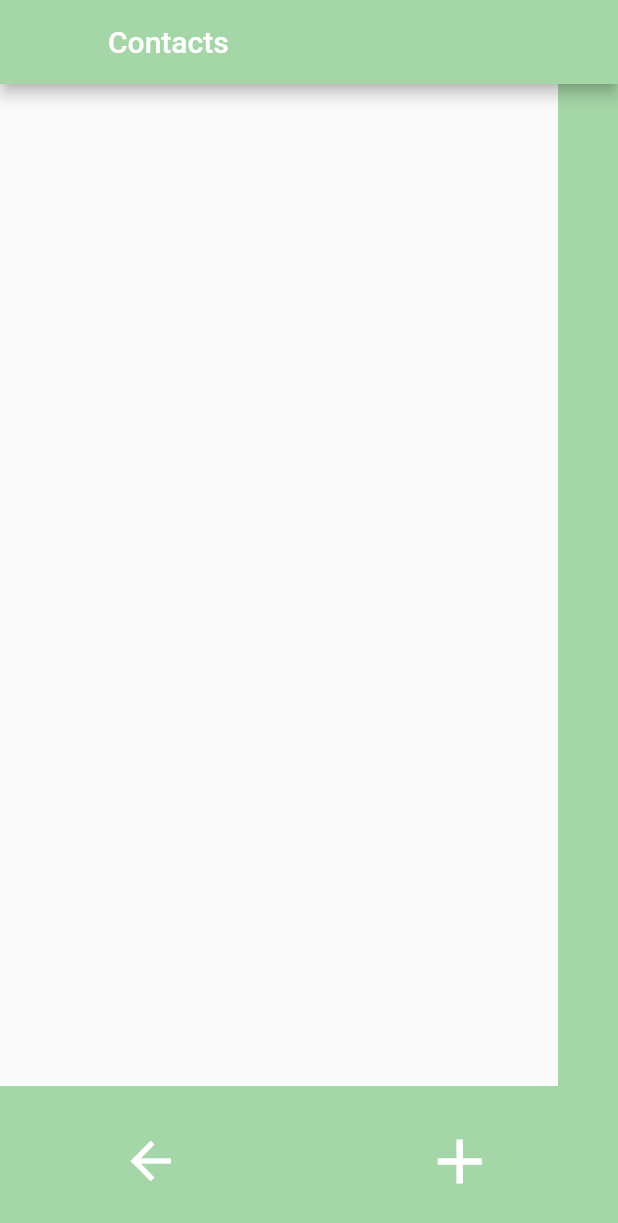
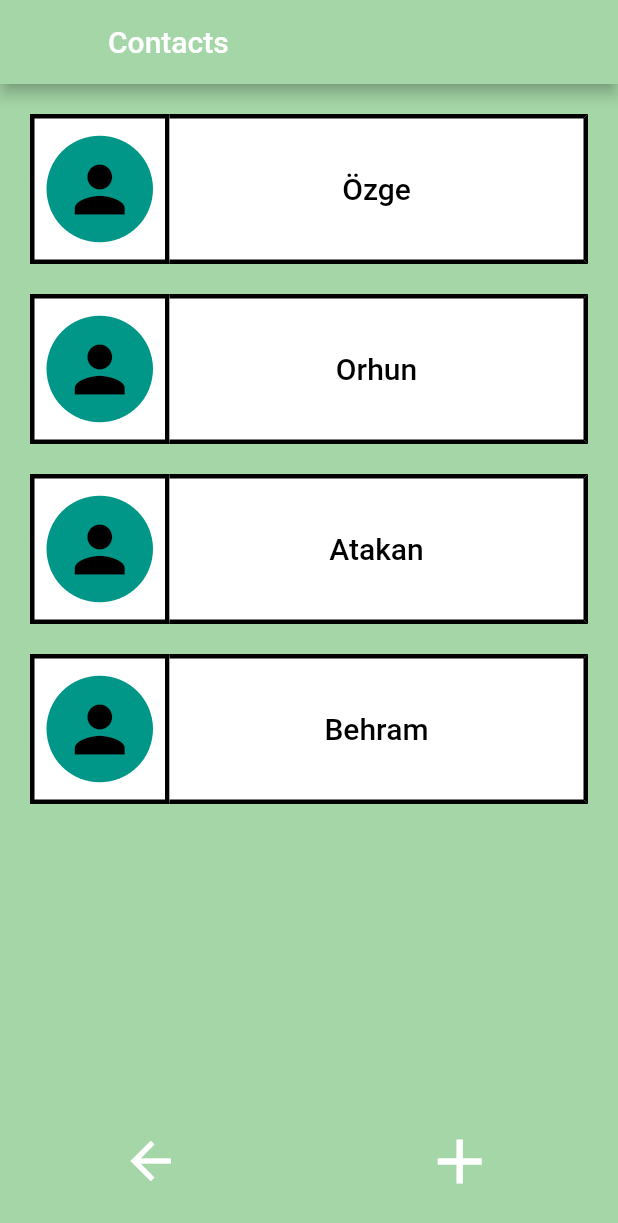
Before and after one commit to Erimsaholut/Ledective, a Flutter app: the screen it shows after launch, item 2 of the bottom bar chosen, on a phone screen of 412 x 824 dp. Shown: the top 1223 px of the screen. Run offline on Flutter 3.47's test engine with Material 2 defaults, Android fonts, the phone set to English and light mode, and no system bars; our stand-ins replace just_audio, shared_preferences, table_calendar; missing offline and left inert: flutter_dialogs, one_clock.

Commit message:
crypt renamed as poltel and storybrain texts update

```diff
--- a/assets/contacts/contacts.json
+++ b/assets/contacts/contacts.json
@@ -16,11 +16,7 @@
       "kod": "C3"
     },
     {
-<<<<<<< HEAD
       "name": "Behram",
-=======
-      "name": "Bartu",
->>>>>>> origin/main
       "number": "0420 420 00 24",
       "kod": "C4"
     }
--- a/lib/StartScreen.dart
+++ b/lib/StartScreen.dart
@@ -49,9 +49,9 @@ class _StartScreenState extends State<StartScreen> {
                           SizedBox(
                             height: sizedBoxHeight,
                           ),
-                          Row(
+                          const Row(
                             mainAxisAlignment: MainAxisAlignment.spaceEvenly,
-                            children: const [
+                            children: [
                               AppWidget(
                                   title: "Mail",
                                   iconData: Icons.mail,
@@ -69,9 +69,9 @@ class _StartScreenState extends State<StartScreen> {
                           SizedBox(
                             height: sizedBoxHeight,
                           ),
-                          Row(
+                          const Row(
                             mainAxisAlignment: MainAxisAlignment.spaceEvenly,
-                            children: const [
+                            children: [
                               AppWidget(
                                   title: "MatesApp",
                                   iconData: Icons.mark_chat_read,
@@ -89,9 +89,9 @@ class _StartScreenState extends State<StartScreen> {
                           SizedBox(
                             height: sizedBoxHeight,
                           ),
-                          Row(
+                          const Row(
                             mainAxisAlignment: MainAxisAlignment.spaceEvenly,
-                            children: const [
+                            children: [
                               AppWidget(
                                   title: "Camera",
                                   iconData: Icons.camera_alt_rounded,
@@ -101,8 +101,8 @@ class _StartScreenState extends State<StartScreen> {
                                   iconData: Icons.cruelty_free_outlined,
                                   child: Sinstagram()),
                               AppWidget(
-                                  title: "Crypt",
-                                  iconData: Icons.password_rounded,
+                                  title: "poltel",
+                                  iconData: Icons.policy,
                                   child: SizedBox()),
                             ],
                           ),
@@ -124,9 +124,9 @@ class _StartScreenState extends State<StartScreen> {
                           SizedBox(
                             height: sizedBoxHeight,
                           ),
-                          Row(
+                          const Row(
                             mainAxisAlignment: MainAxisAlignment.spaceEvenly,
-                            children: const [
+                            children: [
                               AppWidget(
                                   title: "Notes",
                                   iconData: Icons.mode_edit_outline_rounded,
@@ -144,9 +144,9 @@ class _StartScreenState extends State<StartScreen> {
                           SizedBox(
                             height: sizedBoxHeight,
                           ),
-                          Row(
+                          const Row(
                             mainAxisAlignment: MainAxisAlignment.spaceEvenly,
-                            children: const [
+                            children: [
                               AppWidget(
                                   title: "21",
                                   iconData: Icons.videogame_asset_rounded,
@@ -189,10 +189,10 @@ class _StartScreenState extends State<StartScreen> {
                             const Icon(Icons.circle, size: 20.0)
                           ],
                   ),
-                  SizedBox(height: 25),
-                  Row(
+                  const SizedBox(height: 25),
+                  const Row(
                     mainAxisAlignment: MainAxisAlignment.spaceEvenly,
-                    children: const [
+                    children: [
                       AppWidget(
                           title: "Phone",
                           iconData: Icons.phone,
--- a/lib/apps/photos_app/photo_widget.dart
+++ b/lib/apps/photos_app/photo_widget.dart
@@ -11,7 +11,6 @@ class PhotoWidget extends StatelessWidget {
     return Column(
       children: [
         Image.asset(adress,scale: scale)
-
       ],
     );
   }
--- a/lib/data_base/datas.dart
+++ b/lib/data_base/datas.dart
@@ -7,7 +7,7 @@ import '../apps/mail_app/mail_container.dart';
 import '../apps/photos_app/photo_widget.dart';
 
 class DataDepo {
-  /*Buraya başta yazacak oyun öncesi muhabbetleri ekle*/
+  /*Buraya başta yazacak oyun öncesi muhabbetleri ekle daha sonrası için bir etkisi olmayacak*/
   Map<String, List<Widget>> matesAppFirstMessages = {
     "Özge": [
       const DayPassed(day: 8),
@@ -17,14 +17,17 @@ class DataDepo {
       const DayPassed(day: 5),
       const IncomingMessage(
           message:
-          "Palu cinayeti için savcılıkta imza vermeniz gerekiyormuş amirim."),
+              "Palu cinayeti için savcılıkta imza vermeniz gerekiyormuş amirim."),
       const OutgoingMessage(message: "Atakanı yolla, atıversin benim yerime"),
-      const IncomingMessage(message: "Atakan izinli amirim Orhuna haber verdim"),
+      const IncomingMessage(
+          message: "Atakan izinli amirim Orhuna haber verdim"),
       const OutgoingMessage(message: "ok"),
       const DayPassed(),
       const IncomingMessage(
-          message: "Amirim yardımınızı gerektiren büyük bir cinayet olayı oldu. Büro olarak işin içinde çıkamadık."),
+          message:
+              "Amirim yardımınızı gerektiren büyük bir cinayet olayı oldu. Büro olarak işin içinde çıkamadık."),
     ],
+    /**/
     "Orhun": [
       const DayPassed(day: 5),
       const IncomingMessage(message: "İmza işini hallettim amirim."),
@@ -32,23 +35,21 @@ class DataDepo {
       const DayPassed(),
       const IncomingMessage(message: "Akşama iki bira ok ?"),
     ],
+    /**/
     "Behram": [
-      //10 nisan neşe doluyor insan
+      const DayPassed(customText: "10 Nisan"),
       const IncomingMessage(
           message: "Tüm polis teşkilatımızın polis haftası kutlu olsun."),
     ],
   };
 
   List<Widget> galleryImages = [
-    const PhotoWidget(
-        adress: 'assets/apps/photosApp/images/1500x500.jpeg'),
+    const PhotoWidget(adress: 'assets/apps/photosApp/images/1500x500.jpeg'),
     const PhotoWidget(adress: 'assets/apps/photosApp/images/my_foto2.jpg'),
     const PhotoWidget(
         adress: 'assets/apps/photosApp/images/my_foto4.jpg', scale: 1),
-    const PhotoWidget(
-        adress: 'assets/apps/photosApp/images/myCat.jpeg'),
-    const PhotoWidget(
-        adress: 'assets/apps/photosApp/images/benumit.jpeg'),
+    const PhotoWidget(adress: 'assets/apps/photosApp/images/myCat.jpeg'),
+    const PhotoWidget(adress: 'assets/apps/photosApp/images/benumit.jpeg'),
     const PhotoWidget(adress: 'assets/apps/photosApp/images/kadr.jpeg'),
     const PhotoWidget(adress: 'assets/apps/photosApp/images/kadr2.jpeg'),
     const PhotoWidget(adress: 'assets/apps/photosApp/images/benKedi.jpeg'),
@@ -78,7 +79,7 @@ class DataDepo {
     const MailContainer(
         title: "zaferbank.com",
         message:
-        "Paranızı tanımdağınız milyonlarca kişi ile paylaştığınızın farkında mısınız ?"),
+            "Paranızı tanımdağınız milyonlarca kişi ile paylaştığınızın farkında mısınız ?"),
     const MailContainer(
         title: "besiktas.com",
         message: "Yeni sezon formalarda indirim. Sakın kaçırmayın"),
@@ -89,6 +90,6 @@ class DataDepo {
     const MailContainer(
         title: "github.com",
         message:
-        "Github aktivasyon kodunuz Æ!>2A4@@X?3_ß4523 girmek için 10 saniyeniz var !!!"),
+            "Github aktivasyon kodunuz Æ!>2A4@@X?3_ß4523 girmek için 10 saniyeniz var !!!"),
   ];
 }
--- a/lib/story_brain/StoryBrainMatesAppMesages/ozge/section1/ozge.dart
+++ b/lib/story_brain/StoryBrainMatesAppMesages/ozge/section1/ozge.dart
@@ -1,5 +1,7 @@
 import 'package:flutter/cupertino.dart';
 import '../../../../apps/Tools/incoming_message.dart';
+
+/* storyBrain'in cevapları buradan alması lazım*/
 
 Map<String, List<Widget>> matesAppMessages = {
   "Özge": [
--- a/lib/story_brain/storyBrain.dart
+++ b/lib/story_brain/storyBrain.dart
@@ -4,9 +4,11 @@ import '../apps/Tools/outcoming_message.dart';
 //TODO OBJECTİVE NEDİR BURASI KARAR MERCİ OLACAK VE BURADAKİ APP MASSAGES KISMINDAN GEREKLİ DOSYALARI GÖNDERECEK.
 
 checkAnswer(int number, String person, List chatList) async {
+
+  /* Burada böyle mesjalar var ama cevapların klavyeye de çekilmesi lazım bu yüzden klavyeyi ayırmak mantıklı */
+
   if (person == "Özge") {
     if (number == 1) {
-      /* AGRESİF CEVAP */
       chatList.add(const OutgoingMessage(message: "Agresif cevap"));
 
       chatList.add(const IncomingMessage(
@@ -14,7 +16,6 @@ checkAnswer(int number, String person, List chatList) async {
           message:
               "Gerçekten özür dilerim amirim ama ciddi bir olay olmasa sizi rahatsız etmezdim"));
     } else if (number == 2) {
-      /* MERAKLI CEVAP */
       chatList.add(const OutgoingMessage(message: "Meraklı Cevap"));
 
       chatList.add(const IncomingMessage(
@@ -23,7 +24,6 @@ checkAnswer(int number, String person, List chatList) async {
         delaySec: 1,
       ));
     } else {
-      /* BAŞINDAN SAV */
       chatList.add(const OutgoingMessage(message: "Başından sav"));
 
       chatList.add(const IncomingMessage(
@@ -31,20 +31,15 @@ checkAnswer(int number, String person, List chatList) async {
           message:
               "Amirim lütfen biraz ciddi olun, durum gerçekten kötü"));
     }
-
-
-
   }
   if (person == "Orhun") {
     if (number == 1) {
-      /* AGRESİF CEVAP */
-      chatList.add(const OutgoingMessage(message: "Orhun bak sırf Özge rica etti diye cevap veriyorum, sinirimi bozma benim"));
+      chatList.add(const OutgoingMessage(
+          message:
+              "Orhun bak sırf Özge rica etti diye cevap veriyorum, sinirimi bozma benim"));
       chatList.add(const IncomingMessage(
-          delaySec: 1,
-          message:
-              "Amirim ayıp oluyor ama "));
+          delaySec: 1, message: "Amirim ayıp oluyor ama "));
     } else if (number == 2) {
-      /* MERAKLI CEVAP */
       chatList.add(const OutgoingMessage(message: "Meraklı Cevap"));
 
       chatList.add(const IncomingMessage(
@@ -53,7 +48,6 @@ checkAnswer(int number, String person, List chatList) async {
         delaySec: 1,
       ));
     } else {
-      /* BAŞINDAN SAV */
       chatList.add(const OutgoingMessage(message: "Başından sav"));
 
       chatList.add(const IncomingMessage(
```
Also changed, not shown: lib/apps/tools/dayPassed.dart (+17 -31 lines), lib/apps/matesApp_app/mates_app.dart (line endings or trailing spaces), lib/story_brain/StoryBrainMatesAppMesages/ozge/section1/matesAppMessages.json (deleted), pubspec.lock, 2 other files.
